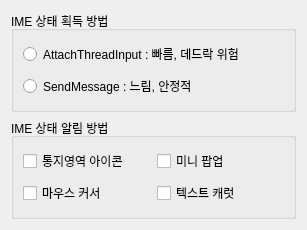
This is src/ui/opt.ui in jgh0721/HyperIMECursor as Qt 5 draws it before an edit. The edited form follows.
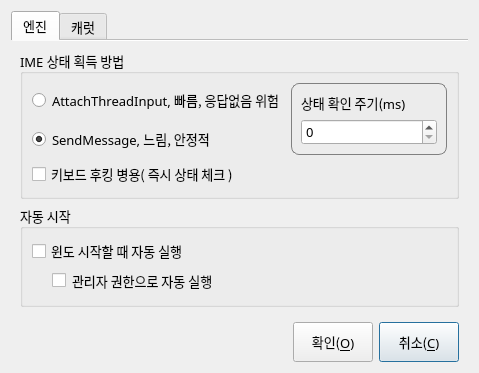
This is the edited form.

Commit message: HyperIMEIndicator 로 이름 변경 옵션 창 구현 및 옵션 작동하도록 구현 캐럿 표시기에 NUMLOCK 표시 추가 캐럿 표시기가 모니터를 이동할 때 깜빡이는 증상 개선

```diff
--- a/src/ui/opt.ui
+++ b/src/ui/opt.ui
@@ -6,68 +6,454 @@
    <rect>
     <x>0</x>
     <y>0</y>
-    <width>307</width>
-    <height>230</height>
+    <width>479</width>
+    <height>348</height>
    </rect>
   </property>
+  <property name="font">
+   <font>
+    <family>Sarasa Mono K</family>
+    <pointsize>10</pointsize>
+    <stylestrategy>PreferAntialias</stylestrategy>
+    <hintingpreference>PreferFullHinting</hintingpreference>
+   </font>
+  </property>
   <property name="windowTitle">
    <string>Dialog</string>
   </property>
   <layout class="QVBoxLayout" name="verticalLayout">
    <item>
-    <widget class="QGroupBox" name="groupBox">
-     <property name="title">
-      <string>IME 상태 획득 방법</string>
+    <widget class="QTabWidget" name="tabWidget">
+     <property name="font">
+      <font>
+       <family>Sarasa Mono K</family>
+       <pointsize>10</pointsize>
+       <stylestrategy>PreferAntialias</stylestrategy>
+       <hintingpreference>PreferFullHinting</hintingpreference>
+      </font>
      </property>
-     <layout class="QGridLayout" name="gridLayout">
-      <item row="0" column="0">
-       <widget class="QRadioButton" name="rdoDetectMethod_A">
-        <property name="text">
-         <string>AttachThreadInput : 빠름, 데드락 위험</string>
-        </property>
-       </widget>
-      </item>
-      <item row="1" column="0">
-       <widget class="QRadioButton" name="rdoDetectMethod_B">
-        <property name="text">
-         <string>SendMessage : 느림, 안정적</string>
-        </property>
-       </widget>
-      </item>
-     </layout>
+     <property name="styleSheet">
+      <string notr="true">
+QTabBar::tab
+{
+  font-size: 13px;
+}
+</string>
+     </property>
+     <property name="tabPosition">
+      <enum>QTabWidget::TabPosition::North</enum>
+     </property>
+     <property name="tabShape">
+      <enum>QTabWidget::TabShape::Rounded</enum>
+     </property>
+     <property name="currentIndex">
+      <number>0</number>
+     </property>
+     <property name="documentMode">
+      <bool>true</bool>
+     </property>
+     <widget class="QWidget" name="tabEngine">
+      <attribute name="title">
+       <string>엔진</string>
+      </attribute>
+      <layout class="QVBoxLayout" name="verticalLayout_4">
+       <item>
+        <widget class="QGroupBox" name="groupBox">
+         <property name="font">
+          <font>
+           <family>Sarasa Mono K</family>
+           <pointsize>10</pointsize>
+           <stylestrategy>PreferAntialias</stylestrategy>
+           <hintingpreference>PreferFullHinting</hintingpreference>
+          </font>
+         </property>
+         <property name="title">
+          <string>IME 상태 획득 방법</string>
+         </property>
+         <property name="flat">
+          <bool>true</bool>
+         </property>
+         <layout class="QGridLayout" name="gridLayout">
+          <item row="0" column="0">
+           <widget class="QRadioButton" name="rdoIME_Attach">
+            <property name="font">
+             <font>
+              <family>Sarasa Mono K</family>
+              <pointsize>10</pointsize>
+              <stylestrategy>PreferAntialias</stylestrategy>
+              <hintingpreference>PreferFullHinting</hintingpreference>
+             </font>
+            </property>
+            <property name="text">
+             <string>AttachThreadInput, 빠름, 응답없음 위험</string>
+            </property>
+           </widget>
+          </item>
+          <item row="1" column="0">
+           <widget class="QRadioButton" name="rdoIME_SendMessage">
+            <property name="font">
+             <font>
+              <family>Sarasa Mono K</family>
+              <pointsize>10</pointsize>
+              <stylestrategy>PreferAntialias</stylestrategy>
+              <hintingpreference>PreferFullHinting</hintingpreference>
+             </font>
+            </property>
+            <property name="text">
+             <string>SendMessage, 느림, 안정적</string>
+            </property>
+            <property name="checked">
+             <bool>true</bool>
+            </property>
+           </widget>
+          </item>
+          <item row="2" column="0">
+           <widget class="QCheckBox" name="chkIME_KeyboardHook">
+            <property name="font">
+             <font>
+              <family>Sarasa Mono K</family>
+              <pointsize>10</pointsize>
+              <stylestrategy>PreferAntialias</stylestrategy>
+              <hintingpreference>PreferFullHinting</hintingpreference>
+             </font>
+            </property>
+            <property name="text">
+             <string>키보드 후킹 병용( 즉시 상태 체크 )</string>
+            </property>
+           </widget>
+          </item>
+          <item row="0" column="1" rowspan="2">
+           <widget class="QFrame" name="frmIMEPolling">
+            <property name="styleSheet">
+             <string notr="true">QFrame#frmIMEPolling 
+{ 
+	border: 1px solid gray; 
+	border-radius: 8px;
+}</string>
+            </property>
+            <layout class="QVBoxLayout" name="verticalLayout_2">
+             <item>
+              <widget class="QLabel" name="label">
+               <property name="font">
+                <font>
+                 <family>Sarasa Mono K</family>
+                 <pointsize>10</pointsize>
+                 <stylestrategy>PreferAntialias</stylestrategy>
+                 <hintingpreference>PreferFullHinting</hintingpreference>
+                </font>
+               </property>
+               <property name="text">
+                <string>상태 확인 주기(ms)</string>
+               </property>
+              </widget>
+             </item>
+             <item>
+              <widget class="QSpinBox" name="spbIMEPollingMs">
+               <property name="minimumSize">
+                <size>
+                 <width>0</width>
+                 <height>26</height>
+                </size>
+               </property>
+               <property name="font">
+                <font>
+                 <family>Sarasa Mono K</family>
+                 <pointsize>10</pointsize>
+                 <stylestrategy>PreferAntialias</stylestrategy>
+                 <hintingpreference>PreferFullHinting</hintingpreference>
+                </font>
+               </property>
+               <property name="maximum">
+                <number>9999</number>
+               </property>
+              </widget>
+             </item>
+            </layout>
+           </widget>
+          </item>
+         </layout>
+        </widget>
+       </item>
+       <item>
+        <widget class="QGroupBox" name="groupBox_2">
+         <property name="font">
+          <font>
+           <family>Sarasa Mono K</family>
+           <pointsize>10</pointsize>
+           <stylestrategy>PreferAntialias</stylestrategy>
+           <hintingpreference>PreferFullHinting</hintingpreference>
+          </font>
+         </property>
+         <property name="title">
+          <string>자동 시작</string>
+         </property>
+         <property name="flat">
+          <bool>true</bool>
+         </property>
+         <layout class="QVBoxLayout" name="verticalLayout_3">
+          <item>
+           <widget class="QCheckBox" name="chkIsRunOnStartup">
+            <property name="font">
+             <font>
+              <family>Sarasa Mono K</family>
+              <pointsize>10</pointsize>
+              <stylestrategy>PreferAntialias</stylestrategy>
+              <hintingpreference>PreferFullHinting</hintingpreference>
+             </font>
+            </property>
+            <property name="text">
+             <string>윈도 시작할 때 자동 실행</string>
+            </property>
+           </widget>
+          </item>
+          <item>
+           <widget class="QCheckBox" name="chkIsRunAsAdminOnStartup">
+            <property name="font">
+             <font>
+              <family>맑은 고딕</family>
+              <pointsize>10</pointsize>
+              <stylestrategy>PreferAntialias</stylestrategy>
+              <hintingpreference>PreferFullHinting</hintingpreference>
+             </font>
+            </property>
+            <property name="styleSheet">
+             <string notr="true">padding-left: 20px;</string>
+            </property>
+            <property name="text">
+             <string>관리자 권한으로 자동 실행</string>
+            </property>
+           </widget>
+          </item>
+          <item>
+           <spacer name="verticalSpacer">
+            <property name="orientation">
+             <enum>Qt::Orientation::Vertical</enum>
+            </property>
+            <property name="sizeHint" stdset="0">
+             <size>
+              <width>20</width>
+              <height>40</height>
+             </size>
+            </property>
+           </spacer>
+          </item>
+         </layout>
+        </widget>
+       </item>
+      </layout>
+     </widget>
+     <widget class="QWidget" name="tabCaret">
+      <attribute name="title">
+       <string>캐럿</string>
+      </attribute>
+      <layout class="QGridLayout" name="gridLayout_2">
+       <property name="bottomMargin">
+        <number>0</number>
+       </property>
+       <item row="0" column="0">
+        <widget class="QCheckBox" name="chkIsCaret">
+         <property name="font">
+          <font>
+           <family>Sarasa Mono K</family>
+           <pointsize>10</pointsize>
+           <stylestrategy>PreferAntialias</stylestrategy>
+           <hintingpreference>PreferFullHinting</hintingpreference>
+          </font>
+         </property>
+         <property name="text">
+          <string>사용</string>
+         </property>
+        </widget>
+       </item>
+       <item row="1" column="0">
+        <widget class="QCheckBox" name="chkIsCaretIME">
+         <property name="font">
+          <font>
+           <family>Sarasa Mono K</family>
+           <pointsize>10</pointsize>
+           <stylestrategy>PreferAntialias</stylestrategy>
+           <hintingpreference>PreferFullHinting</hintingpreference>
+          </font>
+         </property>
+         <property name="text">
+          <string>IME 상태</string>
+         </property>
+        </widget>
+       </item>
+       <item row="2" column="0">
+        <widget class="QCheckBox" name="chkIsCaretNumlock">
+         <property name="font">
+          <font>
+           <family>Sarasa Mono K</family>
+           <pointsize>10</pointsize>
+           <stylestrategy>PreferAntialias</stylestrategy>
+           <hintingpreference>PreferFullHinting</hintingpreference>
+          </font>
+         </property>
+         <property name="text">
+          <string>NumLock 상태</string>
+         </property>
+        </widget>
+       </item>
+       <item row="3" column="0" colspan="2">
+        <widget class="QGroupBox" name="groupBox_3">
+         <property name="font">
+          <font>
+           <family>Sarasa Mono K</family>
+           <pointsize>10</pointsize>
+           <stylestrategy>PreferAntialias</stylestrategy>
+           <hintingpreference>PreferFullHinting</hintingpreference>
+          </font>
+         </property>
+         <property name="title">
+          <string>스타일시트</string>
+         </property>
+         <property name="flat">
+          <bool>true</bool>
+         </property>
+         <layout class="QVBoxLayout" name="verticalLayout_5">
+          <property name="leftMargin">
+           <number>6</number>
+          </property>
+          <property name="topMargin">
+           <number>3</number>
+          </property>
+          <property name="rightMargin">
+           <number>6</number>
+          </property>
+          <property name="bottomMargin">
+           <number>3</number>
+          </property>
+          <item>
+           <widget class="QPlainTextEdit" name="edtCaretStyleSheet">
+            <property name="font">
+             <font>
+              <family>Sarasa Mono K</family>
+              <pointsize>10</pointsize>
+              <stylestrategy>PreferAntialias</stylestrategy>
+              <hintingpreference>PreferFullHinting</hintingpreference>
+             </font>
+            </property>
+           </widget>
+          </item>
+         </layout>
+        </widget>
+       </item>
+       <item row="0" column="1" rowspan="3">
+        <widget class="QFrame" name="frmCaretPolling">
+         <property name="styleSheet">
+          <string notr="true">QFrame#frmCaretPolling
+{ 
+	border: 1px solid gray; 
+	border-radius: 8px;
+}</string>
+         </property>
+         <layout class="QVBoxLayout" name="verticalLayout_6">
+          <item>
+           <widget class="QLabel" name="label_2">
+            <property name="font">
+             <font>
+              <family>Sarasa Mono K</family>
+              <pointsize>10</pointsize>
+              <stylestrategy>PreferAntialias</stylestrategy>
+              <hintingpreference>PreferFullHinting</hintingpreference>
+             </font>
+            </property>
+            <property name="text">
+             <string>캐럿 위치 추적 주기(ms)</string>
+            </property>
+           </widget>
+          </item>
+          <item>
+           <widget class="QSpinBox" name="spbCaretPollingMs">
+            <property name="minimumSize">
+             <size>
+              <width>0</width>
+              <height>26</height>
+             </size>
+            </property>
+            <property name="font">
+             <font>
+              <family>Sarasa Mono K</family>
+              <pointsize>10</pointsize>
+              <stylestrategy>PreferAntialias</stylestrategy>
+              <hintingpreference>PreferFullHinting</hintingpreference>
+             </font>
+            </property>
+            <property name="maximum">
+             <number>9999</number>
+            </property>
+           </widget>
+          </item>
+         </layout>
+        </widget>
+       </item>
+      </layout>
+     </widget>
     </widget>
    </item>
    <item>
-    <widget class="QGroupBox" name="groupBox_2">
-     <property name="title">
-      <string>IME 상태 알림 방법</string>
-     </property>
-     <layout class="QGridLayout" name="gridLayout_2">
-      <item row="2" column="0">
-       <widget class="QCheckBox" name="chkNotifyMethod_Cursor">
-        <property name="text">
-         <string>마우스 커서</string>
+    <widget class="QWidget" name="widget_2" native="true">
+     <layout class="QHBoxLayout" name="horizontalLayout">
+      <property name="topMargin">
+       <number>0</number>
+      </property>
+      <property name="bottomMargin">
+       <number>0</number>
+      </property>
+      <item>
+       <spacer name="horizontalSpacer">
+        <property name="orientation">
+         <enum>Qt::Orientation::Horizontal</enum>
         </property>
-       </widget>
-      </item>
-      <item row="0" column="0">
-       <widget class="QCheckBox" name="chkNotifyMethod_NotificationIcon">
-        <property name="text">
-         <string>통지영역 아이콘</string>
+        <property name="sizeHint" stdset="0">
+         <size>
+          <width>40</width>
+          <height>20</height>
+         </size>
         </property>
-       </widget>
+       </spacer>
       </item>
-      <item row="0" column="1">
-       <widget class="QCheckBox" name="chkNotifyMethod_Popup">
+      <item>
+       <widget class="QPushButton" name="btnOK">
+        <property name="minimumSize">
+         <size>
+          <width>0</width>
+          <height>40</height>
+         </size>
+        </property>
+        <property name="font">
+         <font>
+          <family>Sarasa Mono K</family>
+          <pointsize>10</pointsize>
+          <stylestrategy>PreferAntialias</stylestrategy>
+          <hintingpreference>PreferFullHinting</hintingpreference>
+         </font>
+        </property>
         <property name="text">
-         <string>미니 팝업</string>
+         <string>확인(&amp;O)</string>
         </property>
+        <property name="autoDefault">
+         <bool>false</bool>
+        </property>
        </widget>
       </item>
-      <item row="2" column="1">
-       <widget class="QCheckBox" name="chkNotifyMethod_Caret">
+      <item>
+       <widget class="QPushButton" name="btnCancel">
+        <property name="minimumSize">
+         <size>
+          <width>0</width>
+          <height>40</height>
+         </size>
+        </property>
         <property name="text">
-         <string>텍스트 캐럿</string>
+         <string>취소(&amp;C)</string>
+        </property>
+        <property name="autoDefault">
+         <bool>false</bool>
+        </property>
+        <property name="default">
+         <bool>true</bool>
         </property>
        </widget>
       </item>
```
Left out of the diff: 2 changed lines with no effect on the pictures. The commit also changes 17 other files.
